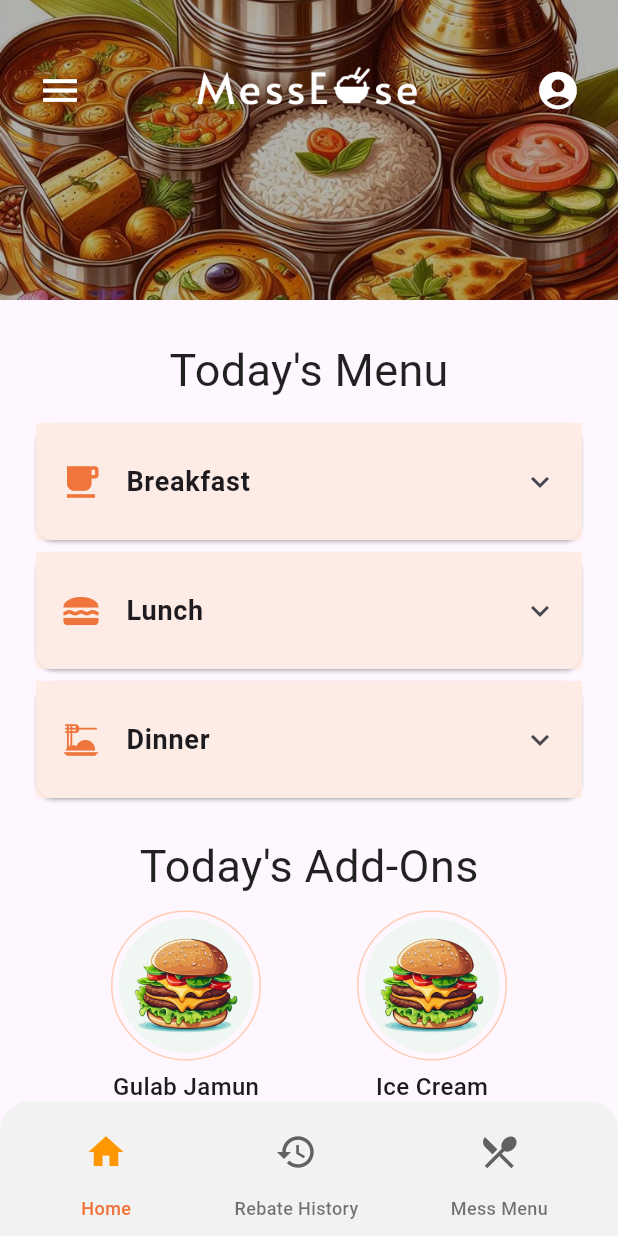
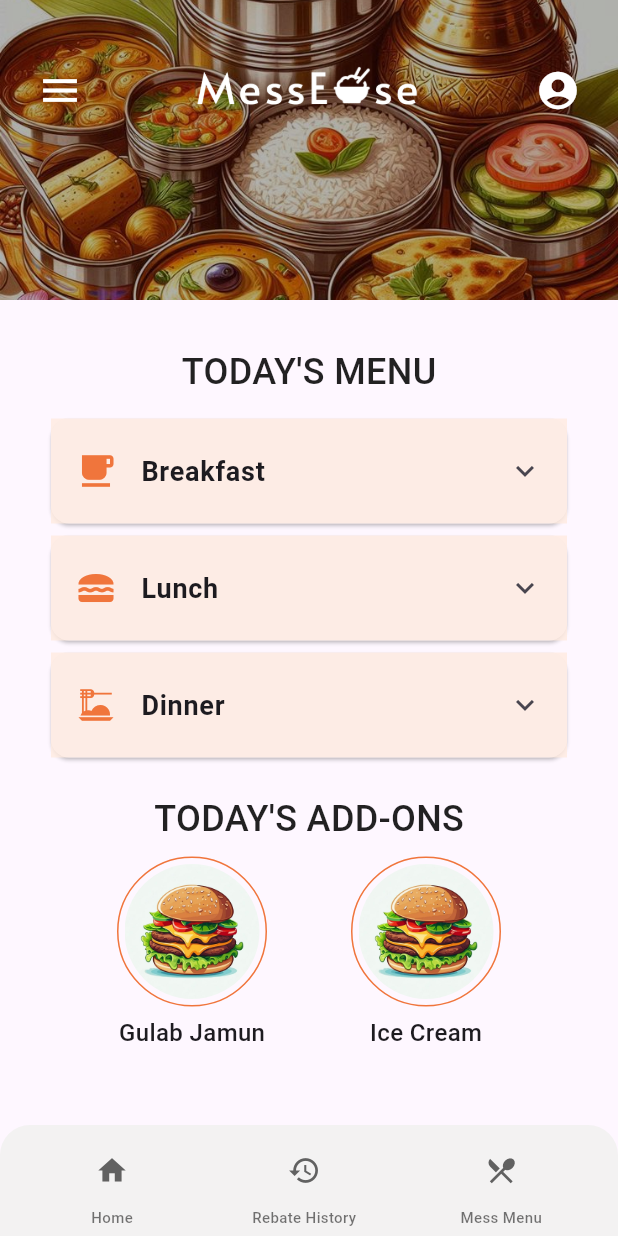
Before and after one commit to tarushi2309/MessEase, a Flutter app: the HomeScreen screen opened by its route, on a phone screen of 412 x 824 dp. Run offline on Flutter 3.47's test engine with Material 3 defaults, Android fonts, the phone set to English and light mode, and no system bars; our stand-ins replace cloud_firestore, firebase_auth, firebase_core, fl_chart, flutter_svg, image_picker; accounts and stored records are empty.

Commit message:
home and footer updated

```diff
--- a/flutter_application_1/lib/components/footer.dart
+++ b/flutter_application_1/lib/components/footer.dart
@@ -37,7 +37,7 @@ class _CustomNavigationBarState extends State<CustomNavigationBar> {
   @override
   Widget build(BuildContext context) {
     return Container(
-      padding: EdgeInsets.symmetric(vertical: 10, horizontal: 16),
+      padding: EdgeInsets.symmetric(vertical: 6, horizontal: 16),
       decoration: BoxDecoration(
         color: const Color.fromARGB(255, 243, 242, 242), // Background color
         borderRadius: BorderRadius.only(
@@ -58,16 +58,17 @@ class _CustomNavigationBarState extends State<CustomNavigationBar> {
                   onPressed: () => _onItemTapped(index),
                   icon: Icon(
                     _navItems[index]['icon'],
-                    color: index == _selectedIndex ? Colors.orange : Colors.grey[700],
-                    size: 28,
+                    color:Colors.grey[700],
+                    size: 22,
                   ),
+                  constraints: const BoxConstraints(), // Removes extra padding from IconButton
+                  padding: EdgeInsets.zero,
                 ),
-                SizedBox(height: 5), // Spacing between icon and text
                 Text(
                   _navItems[index]['label'],
                   style: TextStyle(
-                    color: index == _selectedIndex ? Color(0xFFF0753C) : Colors.black54,
-                    fontSize: 12,
+                    color: Colors.black54,
+                    fontSize: 10,
                     fontWeight: FontWeight.w500,
                   ),
                 ),
--- a/flutter_application_1/lib/components/navbar.dart
+++ b/flutter_application_1/lib/components/navbar.dart
@@ -2,9 +2,10 @@ import 'package:flutter/material.dart';
 import '../pages/user.dart';
 import '../pages/signup.dart';
 import '../pages/messmenu.dart';
-// import '../pages/RebateForm.dart';
+
 import '../pages/rebate_history.dart';
 import '../pages/home.dart';
+import '../pages/RebateForm.dart';
 
 class Navbar extends StatelessWidget {
   const Navbar({super.key});
@@ -37,10 +38,10 @@ class Navbar extends StatelessWidget {
               child: ListView(
                 children: [
                   _buildDrawerItem(Icons.receipt_long, 'Rebate Form', () {
-                    // Navigator.push(
-                    //   context,
-                    //   MaterialPageRoute(builder: (context) => RebateFormPage()),
-                    // );
+                    Navigator.push(
+                      context,
+                      MaterialPageRoute(builder: (context) => RebateFormPage()),
+                    );
                   }),
                   _buildDrawerItem(Icons.restaurant_menu, 'Mess Menu', () {
                     Navigator.push(
--- a/flutter_application_1/lib/main.dart
+++ b/flutter_application_1/lib/main.dart
@@ -39,8 +39,8 @@ class MyApp extends StatelessWidget {
         }),
         fontFamily: "Roboto",
       ),
-      home: SignUpScreen(),
-      initialRoute: '/signin',  // Default screen when app starts
+      home: SignInScreen(),
+      initialRoute: '/home',  // Default screen when app starts
       routes: {
         '/home': (context) => HomeScreen(),
         '/rebate-history': (context) => RebateHistoryScreen(),
--- a/flutter_application_1/lib/pages/home.dart
+++ b/flutter_application_1/lib/pages/home.dart
@@ -1,6 +1,9 @@
+import 'package:firebase_auth/firebase_auth.dart';
 import 'package:flutter/material.dart';
 import 'package:flutter_application_1/pages/messmenu.dart';
 import 'package:flutter_application_1/pages/rebate_history.dart';
+import 'package:flutter_application_1/pages/rebateform.dart';
+import 'package:flutter_application_1/pages/user.dart';
 
 //import 'package:flutter_application_1/pages/RebateForm.dart';
 import '../components/footer.dart';
@@ -9,31 +12,38 @@ import '../pages/user.dart'; // Import Profile Page
 class HomeScreen extends StatelessWidget {
   final GlobalKey<ScaffoldState> scaffoldKey = GlobalKey<ScaffoldState>();
 
-  HomeScreen({super.key});
+  HomeScreen({super.key, User? user});
 
   @override
 Widget build(BuildContext context) {
   return Scaffold(
     key: scaffoldKey,
     drawer: _buildDrawer(context),
-      body: LayoutBuilder(
-        builder: (context, constraints) {
-          return SingleChildScrollView(
+    body: Stack(
+      children: [
+        Column(
+          children: [
+            _buildHeader(context), // Fixed header
+            Expanded(
+              child: SingleChildScrollView(
                 physics: const AlwaysScrollableScrollPhysics(),
-            child: ConstrainedBox(
-              constraints: BoxConstraints(minHeight: constraints.maxHeight),
+                child: Padding(
+                  padding: const EdgeInsets.symmetric(horizontal: 10, vertical: 10),
                   child: Column(
+                    crossAxisAlignment: CrossAxisAlignment.start,
                     children: [
-                  _buildHeader(context),
-                  SizedBox(height: 15,),
-                  _buildContent(context),
+                      const SizedBox(height: 15),
+                      _buildContent(context), // Scrollable content
                     ],
                   ),
                 ),
-          );
-        },
               ),
-      bottomNavigationBar: CustomNavigationBar(),
+            ),
+          ],
+        ),
+      ],
+    ),
+    bottomNavigationBar: const CustomNavigationBar(),
   );
 }
 
@@ -63,16 +73,16 @@ class HomeScreen extends StatelessWidget {
 
   Widget _buildContent(BuildContext context) {
     return Padding(
-      padding: const EdgeInsets.symmetric(horizontal: 20, vertical: 10),
+      padding: const EdgeInsets.symmetric(horizontal: 20, vertical: 6),
       child: Column(
         crossAxisAlignment: CrossAxisAlignment.start,
         children: [
           Center(
             child: Text(
-              "Today's Menu",
+              "TODAY'S MENU",
               style: TextStyle(
-                fontSize: 30,
-                fontWeight: FontWeight.w400,
+                fontSize: 24,
+                fontWeight: FontWeight.w500,
                 color: Colors.black87,
               ),
             ),
@@ -99,10 +109,10 @@ class HomeScreen extends StatelessWidget {
         crossAxisAlignment: CrossAxisAlignment.center,
         children: [
           Text(
-            "Today's Add-Ons",
+            "TODAY'S ADD-ONS",
             style: TextStyle(
-              fontSize: 30,
-              fontWeight: FontWeight.w400,
+              fontSize: 24,
+              fontWeight: FontWeight.w500,
               color: Colors.black87,
             ),
           ),
@@ -111,14 +121,14 @@ class HomeScreen extends StatelessWidget {
             mainAxisAlignment: MainAxisAlignment.spaceEvenly,
             children: addOns.map((item) {
               return Padding(
-                padding: const EdgeInsets.symmetric(horizontal: 10),
+                padding: const EdgeInsets.symmetric(horizontal: 8),
                 child: Column(
                   children: [
                     Container(
                       padding: EdgeInsets.all(4), // Border thickness
                       decoration: BoxDecoration(
                         shape: BoxShape.circle,
-                        border: Border.all(color: Color(0xFFFFCCB3), width: 1), // Border color & width
+                        border: Border.all(color: Color(0xFFF0753C), width: 1), // Border color & width
                       ),
                       child: ClipOval(
                         child: Image.asset(
@@ -187,7 +197,7 @@ class HomeScreen extends StatelessWidget {
         child: ExpansionTile(
           backgroundColor: bgColor,
           collapsedBackgroundColor: bgColor.withOpacity(0.8),
-          tilePadding: const EdgeInsets.symmetric(horizontal: 16, vertical: 10),
+          tilePadding: const EdgeInsets.symmetric(horizontal: 16, vertical: 6),
           shape: RoundedRectangleBorder(
             borderRadius: BorderRadius.circular(12),
           ),
@@ -199,10 +209,10 @@ class HomeScreen extends StatelessWidget {
           children: items
               .map(
                 (item) => Padding(
-              padding: const EdgeInsets.symmetric(vertical: 6, horizontal: 16),
+              padding: const EdgeInsets.fromLTRB(16,0,16,16),
               child: Row(
                 children: [
-                  const Icon(Icons.fastfood, color: Colors.orangeAccent, size: 20),
+                  const Icon(Icons.fastfood, color: Color(0xFFF0753C), size: 20),
                   const SizedBox(width: 10),
                   Text(item, style: const TextStyle(fontSize: 16)),
                 ],
@@ -243,10 +253,10 @@ class HomeScreen extends StatelessWidget {
               child: ListView(
                 children: [
                   _buildDrawerItem(Icons.receipt_long, 'Rebate Form', () {
-                    // Navigator.push(
-                    //   context,
-                    //   MaterialPageRoute(builder: (context) => RebateFormPage()),
-                    // );
+                    Navigator.push(
+                      context,
+                      MaterialPageRoute(builder: (context) => RebateFormPage()),
+                    );
                   }),
                   _buildDrawerItem(Icons.restaurant_menu, 'Mess Menu', () {
                     Navigator.push(
--- a/flutter_application_1/lib/pages/signin.dart
+++ b/flutter_application_1/lib/pages/signin.dart
@@ -96,7 +96,7 @@ class _SignInFormState extends State<SignInForm> {
         // Navigate to your home screen after successful login.
         // Replace HomeScreen() with your actual home screen widget.
         Navigator.push(
-            context, MaterialPageRoute(builder: (context) =>  HomeScreen(user:user)));
+            context, MaterialPageRoute(builder: (context) =>  HomeScreen()));
       } on FirebaseAuthException catch (e) {
         if (e.code == "user-not-found") {
           ScaffoldMessenger.of(context).showSnackBar(const SnackBar(
```
Also changed, not shown: 125 other files. Lines whose indentation alone changed are shown as unchanged.
